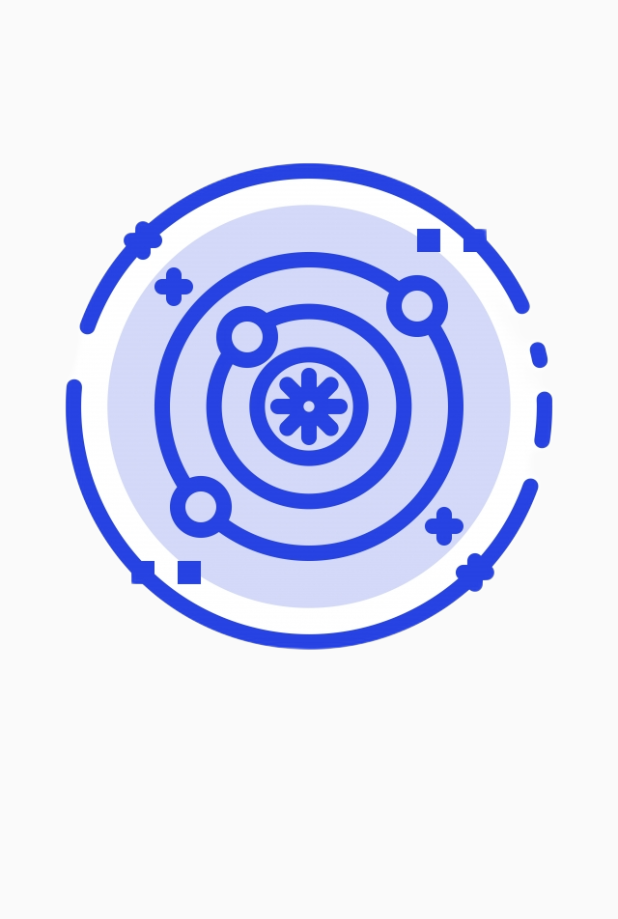
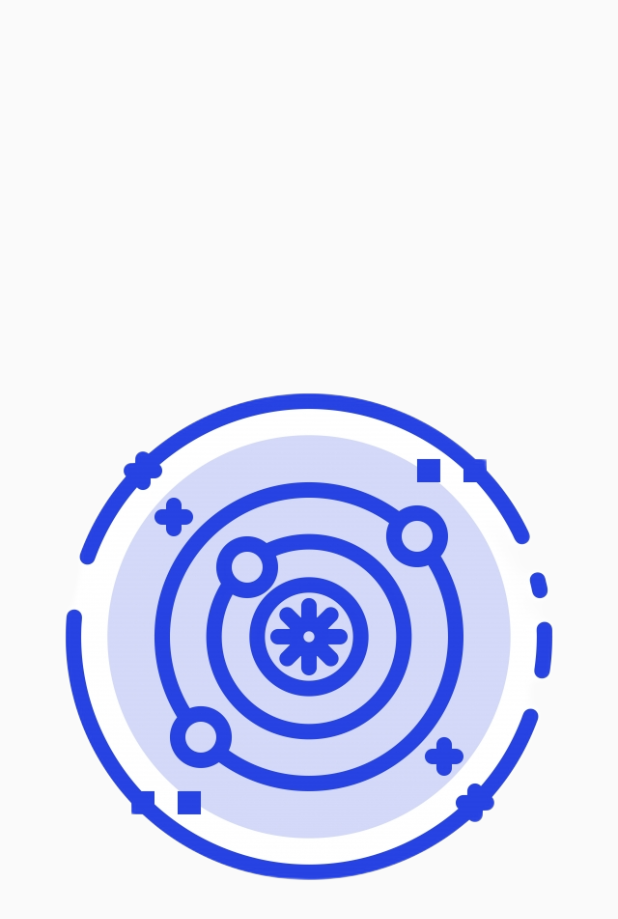
Before and after one commit to mostdesired/Katlego-Kok, a Flutter app: the MyApplication screen opened directly, on a phone screen of 412 x 824 dp. Shown: the top 919 px of the screen. Run offline on Flutter 3.47's test engine with Material 2 defaults, Android fonts, the phone set to English and light mode, and no system bars.

Commit message:
Katlego-Kok-Module-4

```diff
--- a/lib/main.dart
+++ b/lib/main.dart
@@ -35,10 +35,11 @@ class _MyAppState extends State<MyApplication> {
   Widget build(BuildContext context) {
     return Scaffold(
       body: Padding(
-        padding: EdgeInsets.only(top: 65, bottom: 65),
+        padding: EdgeInsets.only(top: 90, bottom: 65),
         child: Container(
+            child: Center(
           child: Image.asset("images/logo.jpg"),
-        ),
+        )),
       ),
     );
   }
```
Also changed, not shown: 1 other file.
